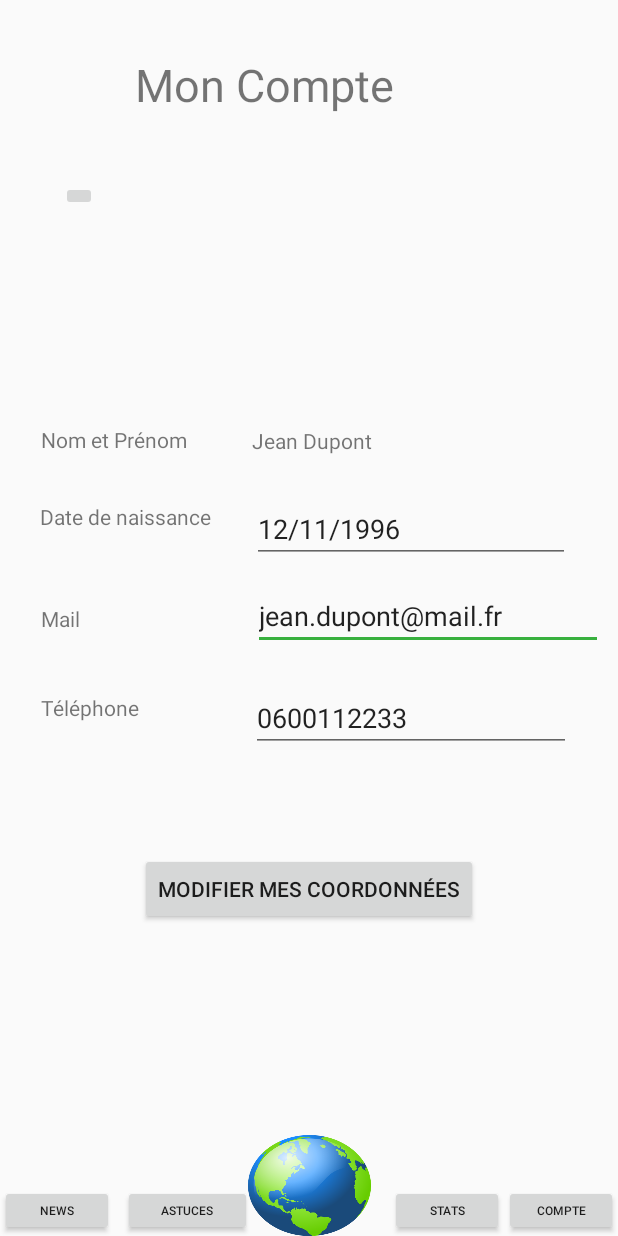
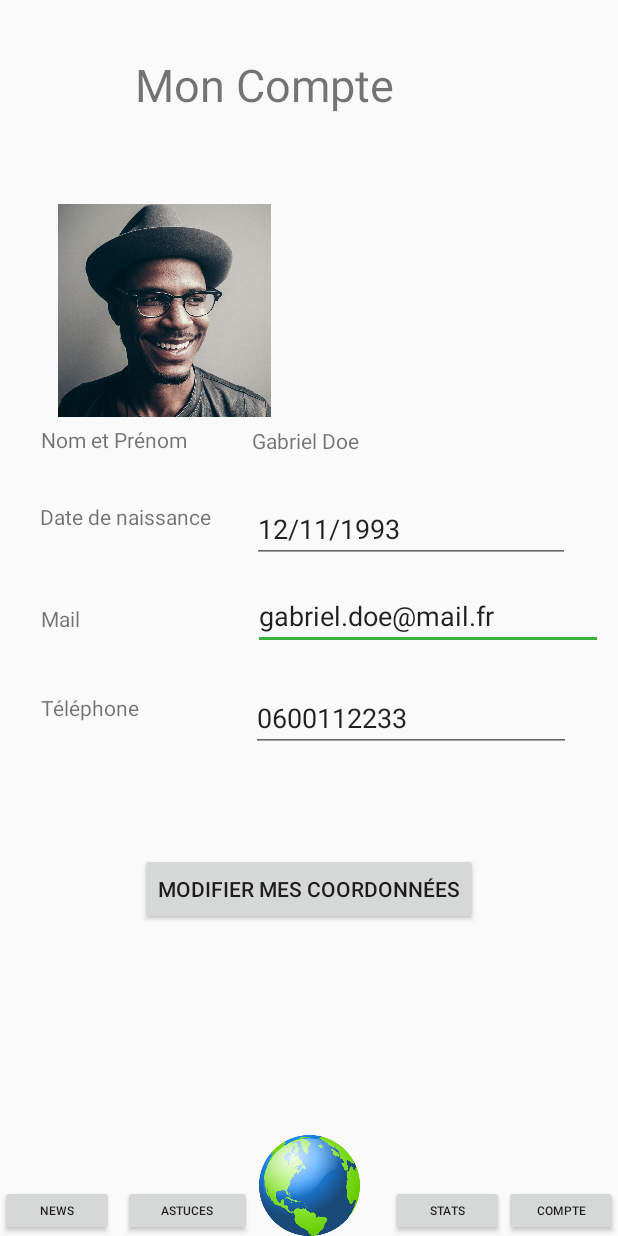
Before and after one commit to Aitux/ecostate, an Android app: the Compte screen opened directly, with no data from a screen before it, on a phone screen of 412 x 824 dp. Run offline under Robolectric (Android 15) with nearby library versions, the phone set to English and light mode, and no system bars.

Commit message:
Systeme de carte

```diff
--- a/app/build.gradle
+++ b/app/build.gradle
@@ -22,10 +22,13 @@ dependencies {
     implementation 'com.google.maps.android:android-maps-utils:0.5+'
     implementation 'com.google.android.gms:play-services-base:15.0.1'
     implementation fileTree(dir: 'libs', include: ['*.jar'])
+    //noinspection GradleCompatible
     implementation 'com.android.support:appcompat-v7:28.0.0'
     implementation 'com.android.support.constraint:constraint-layout:1.1.3'
+    implementation 'com.lorentzos.swipecards:library:1.0.9@aar'
     testImplementation 'junit:junit:4.12'
     androidTestImplementation 'com.android.support.test:runner:1.0.2'
     androidTestImplementation 'com.android.support.test.espresso:espresso-core:3.0.2'
     implementation 'com.google.android.gms:play-services-maps:16.1.0'
+    implementation 'com.android.support:design:28.0.0'
 }
--- a/app/src/main/AndroidManifest.xml
+++ b/app/src/main/AndroidManifest.xml
@@ -25,6 +25,11 @@
             </intent-filter>
         </activity>
         <activity android:name=".QuizzJour">
+            <intent-filter>
+                <category android:name="android.intent.category.DEFAULT" />
+            </intent-filter>
+        </activity>
+        <activity android:name=".SimpleCard">
             <intent-filter>
                 <category android:name="android.intent.category.DEFAULT" />
             </intent-filter>
--- a/app/src/main/java/fil/ecostate/Menu.java
+++ b/app/src/main/java/fil/ecostate/Menu.java
@@ -40,7 +40,7 @@ public class Menu extends AppCompatActivity {
         astuces.setOnClickListener(new View.OnClickListener() {
             @Override
             public void onClick(View v) {
-                Intent goAstuces = new Intent(Menu.this, Astuces.class);
+                Intent goAstuces = new Intent(Menu.this, SimpleCard.class);
                 startActivity(goAstuces);
             }
         });
--- a/app/src/main/res/layout/activity_compte.xml
+++ b/app/src/main/res/layout/activity_compte.xml
@@ -1,6 +1,5 @@
 <?xml version="1.0" encoding="utf-8"?>
-<android.support.constraint.ConstraintLayout
-    xmlns:android="http://schemas.android.com/apk/res/android"
+<android.support.constraint.ConstraintLayout xmlns:android="http://schemas.android.com/apk/res/android"
     xmlns:app="http://schemas.android.com/apk/res-auto"
     xmlns:tools="http://schemas.android.com/tools"
     android:layout_width="match_parent"
@@ -8,7 +7,7 @@
 
     <ImageButton
         android:id="@+id/imageButton16"
-        android:layout_width="82dp"
+        android:layout_width="67dp"
         android:layout_height="67dp"
         android:background="@drawable/earth"
         app:layout_constraintBottom_toBottomOf="parent"
@@ -89,7 +88,7 @@
         android:layout_height="44dp"
         android:ems="10"
         android:inputType="textEmailAddress"
-        android:text="jean.dupont@mail.fr"
+        android:text="gabriel.doe@mail.fr"
         app:layout_constraintBottom_toBottomOf="parent"
         app:layout_constraintEnd_toEndOf="parent"
         app:layout_constraintHorizontal_bias="0.943"
@@ -138,7 +137,7 @@
         android:layout_height="40dp"
         android:ems="10"
         android:inputType="date"
-        android:text="12/11/1996"
+        android:text="12/11/1993"
         app:layout_constraintBottom_toBottomOf="parent"
         app:layout_constraintEnd_toEndOf="parent"
         app:layout_constraintHorizontal_bias="0.839"
@@ -176,7 +175,7 @@
         android:id="@+id/textView16"
         android:layout_width="212dp"
         android:layout_height="22dp"
-        android:text="Jean Dupont"
+        android:text="Gabriel Doe"
         app:layout_constraintBottom_toBottomOf="parent"
         app:layout_constraintEnd_toEndOf="parent"
         app:layout_constraintHorizontal_bias="0.839"
@@ -195,16 +194,24 @@
         app:layout_constraintTop_toTopOf="parent"
         app:layout_constraintVertical_bias="0.733" />
 
-    <ImageButton
-        android:id="@+id/imageButton"
-        android:layout_width="wrap_content"
-        android:layout_height="wrap_content"
+    <ImageView
+        android:id="@+id/imageView"
+        android:layout_width="146dp"
+        android:layout_height="142dp"
+        android:layout_marginStart="36dp"
+        android:layout_marginLeft="36dp"
+        android:layout_marginTop="89dp"
+        android:layout_marginEnd="229dp"
+        android:layout_marginRight="229dp"
+        android:layout_marginBottom="500dp"
+        android:adjustViewBounds="false"
+        android:cropToPadding="false"
+        android:visibility="visible"
         app:layout_constraintBottom_toBottomOf="parent"
         app:layout_constraintEnd_toEndOf="parent"
-        app:layout_constraintHorizontal_bias="0.104"
         app:layout_constraintStart_toStartOf="parent"
         app:layout_constraintTop_toTopOf="parent"
-        app:layout_constraintVertical_bias="0.15"
-        tools:srcCompat="@tools:sample/avatars" />
+        app:srcCompat="@drawable/dummy"
+        tools:srcCompat="@drawable/dummy" />
 
 </android.support.constraint.ConstraintLayout>
--- a/app/src/main/res/layout/activity_mapactionday.xml
+++ b/app/src/main/res/layout/activity_mapactionday.xml
@@ -8,7 +8,7 @@
 
     <ImageButton
         android:id="@+id/imageButton18"
-        android:layout_width="82dp"
+        android:layout_width="67dp"
         android:layout_height="67dp"
         android:background="@drawable/earth"
         app:layout_constraintBottom_toBottomOf="parent"
@@ -85,8 +85,8 @@
     <CheckBox
         android:id="@+id/checkBox"
         android:layout_width="wrap_content"
-        android:layout_height="wrap_content"
-        android:text="Utiliser du shampoing sec"
+        android:layout_height="31dp"
+        android:text="Utiliser du shampoing solide"
         app:layout_constraintBottom_toBottomOf="parent"
         app:layout_constraintEnd_toEndOf="parent"
         app:layout_constraintHorizontal_bias="0.202"
--- a/app/src/main/res/layout/activity_menu.xml
+++ b/app/src/main/res/layout/activity_menu.xml
@@ -7,7 +7,7 @@
 
     <ImageButton
         android:id="@+id/imageButton23"
-        android:layout_width="82dp"
+        android:layout_width="67dp"
         android:layout_height="67dp"
         android:background="@drawable/earth"
         app:layout_constraintBottom_toBottomOf="parent"
--- a/app/src/main/res/layout/activity_quizzjour.xml
+++ b/app/src/main/res/layout/activity_quizzjour.xml
@@ -181,7 +181,7 @@
 
     <TextView
         android:id="@+id/textView333"
-        android:layout_width="180dp"
+        android:layout_width="255dp"
         android:layout_height="wrap_content"
         android:text="Quizz du jour"
         android:textColor="@color/colorAccent"
```
Also changed, not shown: app/src/main/java/fil/ecostate/SimpleCard.java (added, +91 -0 lines), app/src/main/res/layout/activity_map.xml (+8 -7 lines), app/src/main/res/layout/activity_stats.xml (+10 -19 lines), app/src/main/res/layout/item.xml (added, +35 -0 lines), app/src/main/res/layout/simple_card.xml (added, +16 -0 lines), app/src/main/res/drawable-v24/stats.jpg (added), app/src/main/res/drawable/dummy.jpg (added).
